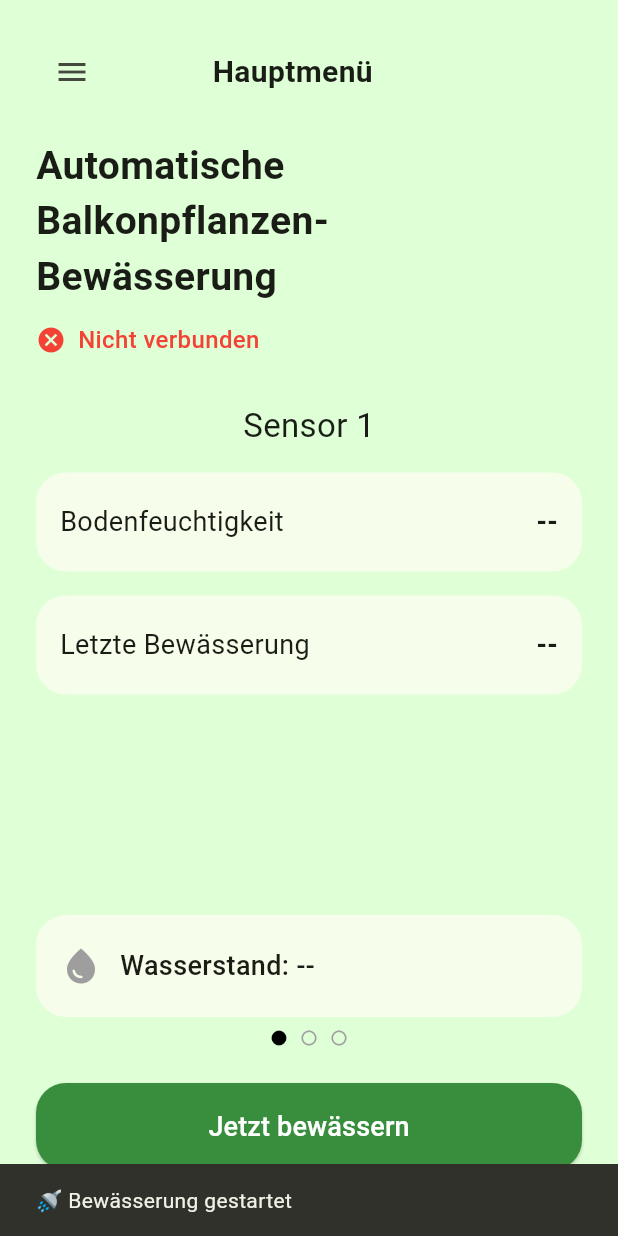
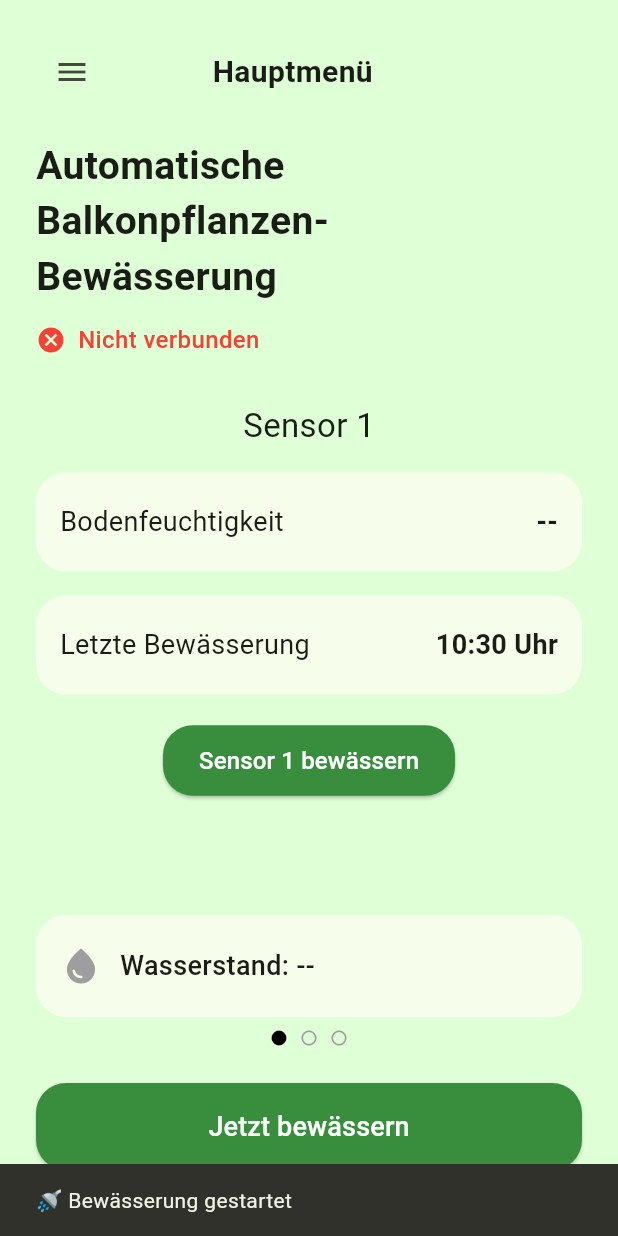
Before and after one commit to SpartanProgram/balkon-bewaesserung-app, a Flutter app: the screen it shows after launch, after a tap on "Jetzt bewässern", on a phone screen of 412 x 824 dp. Run offline on Flutter 3.47's test engine with Material 3 defaults, Android fonts, the phone set to English and light mode, and no system bars; our stand-ins replace shared_preferences; missing offline and left inert: mqtt_client.

Commit message:
A "Jetzt bewässern" button to trigger all 3 pumps and individual buttons for each sensor to water just that one
Former-commit-id: d6922416eecfb2f92102c8efa43b57e2f6c146f2

```diff
--- a/Software/lib/home_screen.dart
+++ b/Software/lib/home_screen.dart
@@ -105,6 +105,27 @@ class _HomeScreenState extends State<HomeScreen> with WidgetsBindingObserver {
                     _infoCard("Bodenfeuchtigkeit", sensor["moisture"]!),
                     const SizedBox(height: 16),
                     _infoCard("Letzte Bewässerung", sensor["lastWatered"]!),
+                    const SizedBox(height: 20),
+                    ElevatedButton(
+                      style: ElevatedButton.styleFrom(
+                        backgroundColor: Colors.green[700],
+                        padding: const EdgeInsets.symmetric(vertical: 12, horizontal: 24),
+                        shape: RoundedRectangleBorder(
+                          borderRadius: BorderRadius.circular(20),
+                        ),
+                      ),
+                      onPressed: () {
+                        HapticFeedback.heavyImpact();
+                        context.read<SensorDataProvider>().triggerWatering(sensorId: index); // 👈 update trigger
+                        ScaffoldMessenger.of(context).showSnackBar(
+                          SnackBar(content: Text("🚿 Sensor ${index + 1} bewässert")),
+                        );
+                      },
+                      child: Text(
+                        'Sensor ${index + 1} bewässern',
+                        style: const TextStyle(fontSize: 16, color: Colors.white),
+                      ),
+                    ),
                   ],
                 );
               },
--- a/Software/lib/widgets/sensor_data_provider.dart
+++ b/Software/lib/widgets/sensor_data_provider.dart
@@ -56,18 +56,43 @@ class SensorDataProvider extends ChangeNotifier {
     }
   }
 
-  Future<void> triggerWatering() async {
-    mqtt.publish('esp32/watering', 'start');
+Future<void> triggerWatering({int? sensorId}) async {
+  if (sensorId != null) {
+    // Trigger a specific sensor pump
+    mqtt.publish('esp32/watering/$sensorId', 'start');
 
     _history.add({
       'timestamp': DateTime.now(),
       'type': 'watering',
-      'message': 'Manuelle Bewässerung gestartet',
+      'sensorId': sensorId,
+      'message': 'Manuelle Bewässerung Sensor ${sensorId + 1}',
     });
 
-    await _saveHistoryToPrefs();
-    notifyListeners();
+    // Update sensor's lastWatered field
+    _sensorData[sensorId]["lastWatered"] = _formattedNow();
+  } else {
+    // Trigger all 3 pumps
+    for (int i = 0; i < 3; i++) {
+      mqtt.publish('esp32/watering/$i', 'start');
+      _sensorData[i]["lastWatered"] = _formattedNow();
+    }
+
+    _history.add({
+      'timestamp': DateTime.now(),
+      'type': 'watering',
+      'sensorId': -1,
+      'message': 'Alle Sensoren bewässert',
+    });
   }
+
+  await _saveHistoryToPrefs();
+  notifyListeners();
+}
+
+String _formattedNow() {
+  final now = DateTime.now();
+  return "${now.hour.toString().padLeft(2, '0')}:${now.minute.toString().padLeft(2, '0')} Uhr";
+}
 
   Future<void> updateSensorFromJson(String jsonString) async {
     debugPrint("📥 Received MQTT: $jsonString");
```
